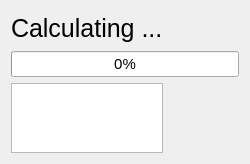
This is Programming/Python/PIGUI(Py edition)/PIGUI/prog.ui in kenryuS/KenryusSideProjects as Qt 5 draws it before an edit. The edited form follows.
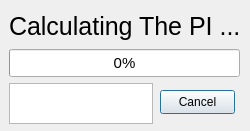
This is the edited form.

The edit to the form file:
```diff
--- a/Programming/Python/PIGUI(Py edition)/PIGUI/prog.ui
+++ b/Programming/Python/PIGUI(Py edition)/PIGUI/prog.ui
@@ -7,40 +7,39 @@
     <x>0</x>
     <y>0</y>
     <width>250</width>
-    <height>130</height>
+    <height>131</height>
    </rect>
   </property>
   <property name="windowTitle">
    <string>Dialog</string>
   </property>
-  <layout class="QFormLayout" name="formLayout">
-   <item row="0" column="0">
     <widget class="QLabel" name="label">
+   <property name="geometry">
+    <rect>
+     <x>9</x>
+     <y>9</y>
+     <width>231</width>
+     <height>34</height>
+    </rect>
+   </property>
      <property name="font">
       <font>
        <pointsize>19</pointsize>
       </font>
      </property>
      <property name="text">
-      <string>Calculating ...</string>
-     </property>
-    </widget>
-   </item>
-   <item row="0" column="1">
-    <spacer name="horizontalSpacer">
-     <property name="orientation">
-      <enum>Qt::Horizontal</enum>
-     </property>
-     <property name="sizeHint" stdset="0">
-      <size>
-       <width>70</width>
-       <height>34</height>
-      </size>
-     </property>
-    </spacer>
-   </item>
-   <item row="1" column="0" colspan="2">
+    <string>Calculating The PI ...</string>
+   </property>
+  </widget>
     <widget class="QProgressBar" name="progressBar">
+   <property name="geometry">
+    <rect>
+     <x>9</x>
+     <y>49</y>
+     <width>231</width>
+     <height>28</height>
+    </rect>
+   </property>
      <property name="font">
       <font>
        <pointsize>11</pointsize>
@@ -50,24 +49,29 @@
       <number>0</number>
      </property>
     </widget>
-   </item>
-   <item row="2" column="0">
-    <widget class="QTextBrowser" name="textBrowser"/>
-   </item>
-   <item row="2" column="1">
-    <spacer name="horizontalSpacer_2">
-     <property name="orientation">
-      <enum>Qt::Horizontal</enum>
-     </property>
-     <property name="sizeHint" stdset="0">
-      <size>
-       <width>70</width>
-       <height>34</height>
-      </size>
-     </property>
-    </spacer>
-   </item>
-  </layout>
+  <widget class="QTextBrowser" name="textBrowser">
+   <property name="geometry">
+    <rect>
+     <x>9</x>
+     <y>83</y>
+     <width>144</width>
+     <height>41</height>
+    </rect>
+   </property>
+  </widget>
+  <widget class="QPushButton" name="pushButton">
+   <property name="geometry">
+    <rect>
+     <x>160</x>
+     <y>90</y>
+     <width>75</width>
+     <height>24</height>
+    </rect>
+   </property>
+   <property name="text">
+    <string>Cancel</string>
+   </property>
+  </widget>
  </widget>
  <resources/>
  <connections/>
```
Lines whose indentation alone changed are shown as unchanged.
